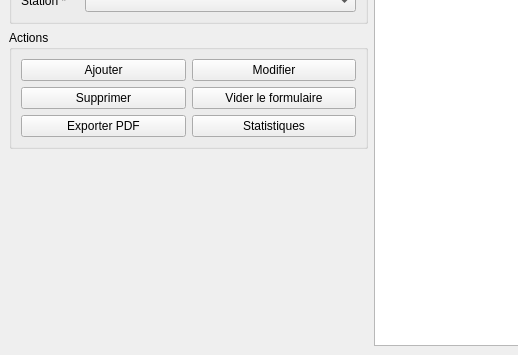
Qt form equipementwindow.ui (Projet26-26CPP2A26/smart-weather-management) before a commit; both pictures show x 0 to 518 and y 245 to 600 of the 1100 by 600 pixel window.
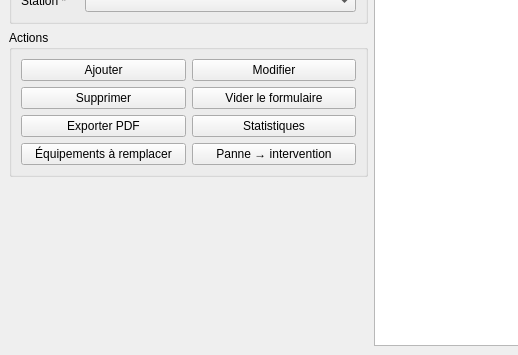
The same form after that commit.

Commit message: Equipements : metiers innovants (score de sante + panne -> intervention)

Diff of the .ui file:
```diff
--- a/equipementwindow.ui
+++ b/equipementwindow.ui
@@ -168,6 +168,20 @@
            </property>
           </widget>
          </item>
+         <item row="3" column="0">
+          <widget class="QPushButton" name="btnSante">
+           <property name="text">
+            <string>Équipements à remplacer</string>
+           </property>
+          </widget>
+         </item>
+         <item row="3" column="1">
+          <widget class="QPushButton" name="btnIntervention">
+           <property name="text">
+            <string>Panne → intervention</string>
+           </property>
+          </widget>
+         </item>
         </layout>
        </widget>
       </item>
```
The commit also changes 4 other files.
